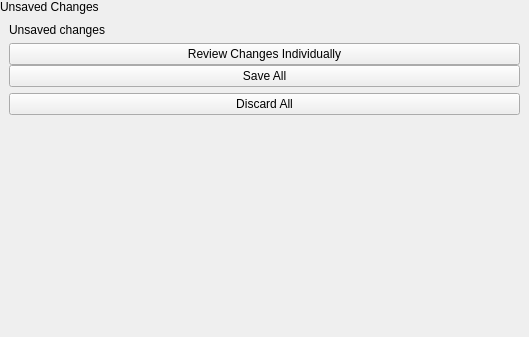
Before: the Qt Designer form application/unsavedchangespopover.ui in theCheeseboard/theSlate, drawn with Qt 5.
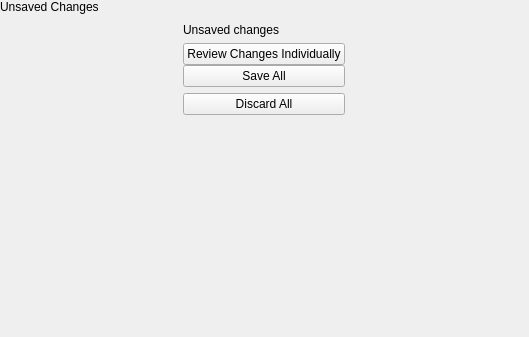
After: the same form once the commit is applied. Icons and pictures are not drawn. Custom widgets are drawn as their Qt base class.

```diff
--- a/application/unsavedchangespopover.ui
+++ b/application/unsavedchangespopover.ui
@@ -55,7 +55,7 @@
          </property>
         </widget>
        </item>
-       <item>
+       <item alignment="Qt::AlignHCenter">
         <widget class="QWidget" name="descriptionContainer" native="true">
          <layout class="QVBoxLayout" name="verticalLayout_2">
           <property name="spacing">
```
